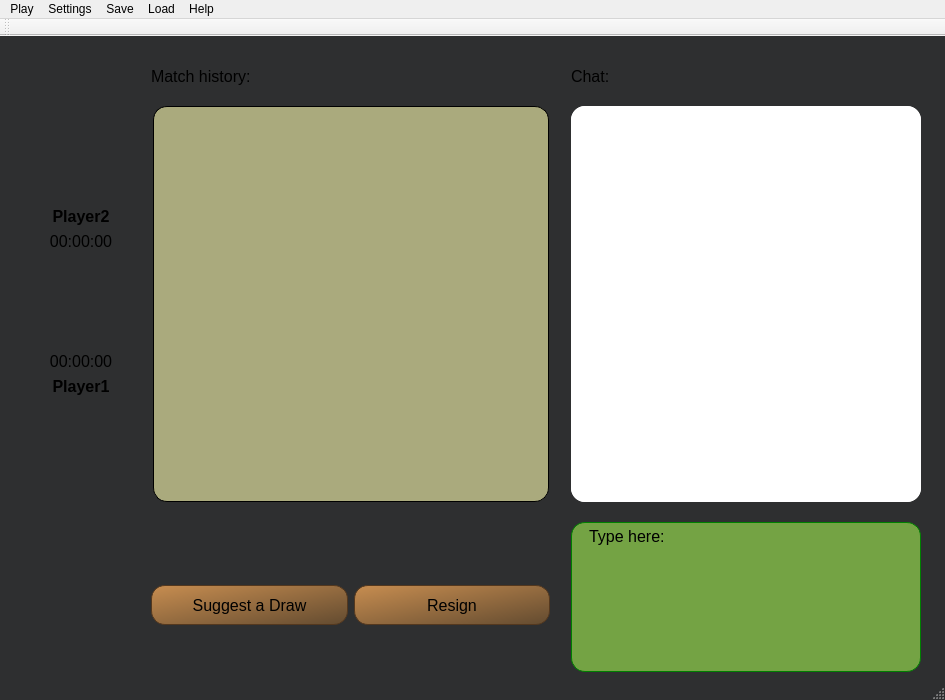
redmms/mercury_chess, file windows/mainwindow.ui: the form before one commit.
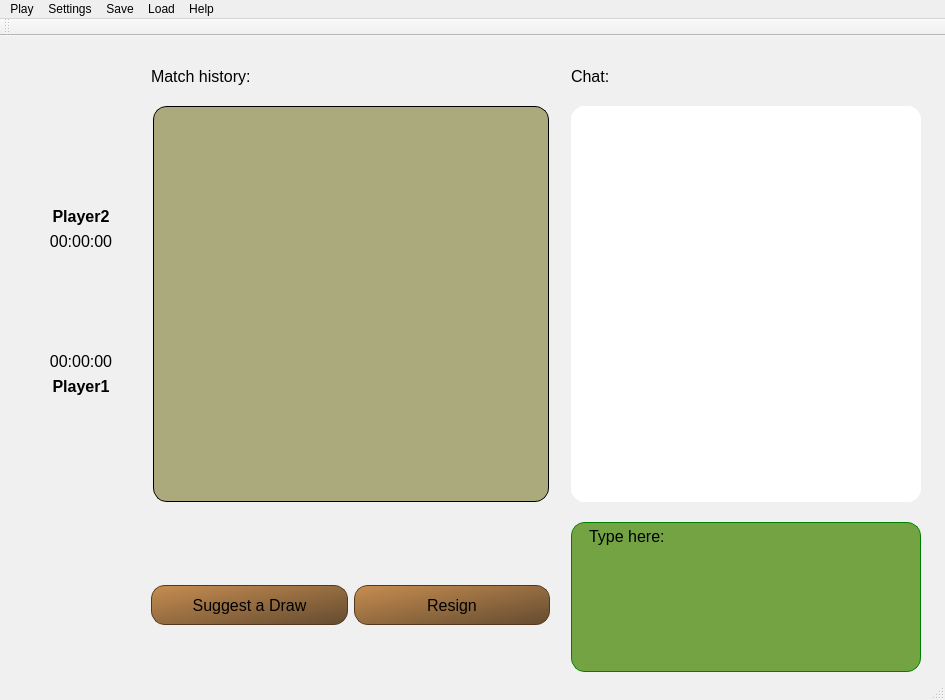
The form after the commit. Icons and pictures are not drawn.

```diff
--- a/windows/mainwindow.ui
+++ b/windows/mainwindow.ui
@@ -88,9 +88,9 @@
      <colorrole role="Window">
       <brush brushstyle="SolidPattern">
        <color alpha="255">
-        <red>140</red>
-        <green>140</green>
-        <blue>54</blue>
+        <red>117</red>
+        <green>117</green>
+        <blue>45</blue>
        </color>
       </brush>
      </colorrole>
@@ -108,27 +108,27 @@
      <colorrole role="WindowText">
       <brush brushstyle="SolidPattern">
        <color alpha="255">
-        <red>208</red>
-        <green>208</green>
-        <blue>208</blue>
+        <red>0</red>
+        <green>0</green>
+        <blue>0</blue>
        </color>
       </brush>
      </colorrole>
      <colorrole role="Button">
       <brush brushstyle="SolidPattern">
        <color alpha="255">
-        <red>64</red>
-        <green>65</green>
-        <blue>66</blue>
+        <red>240</red>
+        <green>240</green>
+        <blue>240</blue>
        </color>
       </brush>
      </colorrole>
      <colorrole role="Text">
       <brush brushstyle="SolidPattern">
        <color alpha="255">
-        <red>208</red>
-        <green>208</green>
-        <blue>208</blue>
+        <red>0</red>
+        <green>0</green>
+        <blue>0</blue>
        </color>
       </brush>
      </colorrole>
@@ -136,44 +136,44 @@
       <brush brushstyle="SolidPattern">
        <color alpha="255">
         <red>255</red>
-        <green>51</green>
-        <blue>51</blue>
+        <green>255</green>
+        <blue>255</blue>
        </color>
       </brush>
      </colorrole>
      <colorrole role="ButtonText">
       <brush brushstyle="SolidPattern">
        <color alpha="255">
-        <red>208</red>
-        <green>208</green>
-        <blue>208</blue>
+        <red>0</red>
+        <green>0</green>
+        <blue>0</blue>
        </color>
       </brush>
      </colorrole>
      <colorrole role="Base">
       <brush brushstyle="SolidPattern">
        <color alpha="255">
-        <red>46</red>
-        <green>47</green>
-        <blue>48</blue>
+        <red>255</red>
+        <green>255</green>
+        <blue>255</blue>
        </color>
       </brush>
      </colorrole>
      <colorrole role="Window">
       <brush brushstyle="SolidPattern">
        <color alpha="255">
-        <red>46</red>
-        <green>47</green>
-        <blue>48</blue>
+        <red>240</red>
+        <green>240</green>
+        <blue>240</blue>
        </color>
       </brush>
      </colorrole>
      <colorrole role="ToolTipText">
       <brush brushstyle="SolidPattern">
        <color alpha="255">
-        <red>208</red>
-        <green>208</green>
-        <blue>208</blue>
+        <red>0</red>
+        <green>0</green>
+        <blue>0</blue>
        </color>
       </brush>
      </colorrole>
@@ -227,27 +227,27 @@
      <colorrole role="Base">
       <brush brushstyle="SolidPattern">
        <color alpha="255">
-        <red>140</red>
-        <green>140</green>
-        <blue>54</blue>
+        <red>117</red>
+        <green>117</green>
+        <blue>45</blue>
        </color>
       </brush>
      </colorrole>
      <colorrole role="Window">
       <brush brushstyle="SolidPattern">
        <color alpha="255">
-        <red>140</red>
-        <green>140</green>
-        <blue>54</blue>
+        <red>117</red>
+        <green>117</green>
+        <blue>45</blue>
        </color>
       </brush>
      </colorrole>
      <colorrole role="ToolTipText">
       <brush brushstyle="SolidPattern">
        <color alpha="255">
-        <red>208</red>
-        <green>208</green>
-        <blue>208</blue>
+        <red>0</red>
+        <green>0</green>
+        <blue>0</blue>
        </color>
       </brush>
      </colorrole>
```
Left out of the diff: 2 changed lines with no effect on the pictures.
